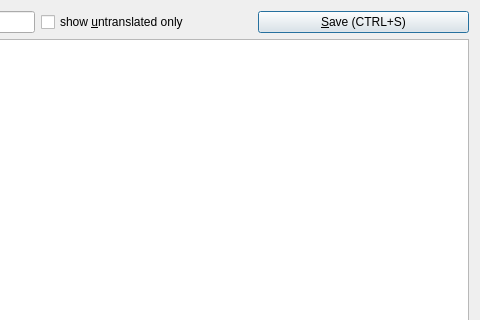
Qt form ui_translater.ui (aszell/apropy) before a commit; both pictures show x 405 to 885 and y 0 to 320 of the 885 by 607 pixel window.
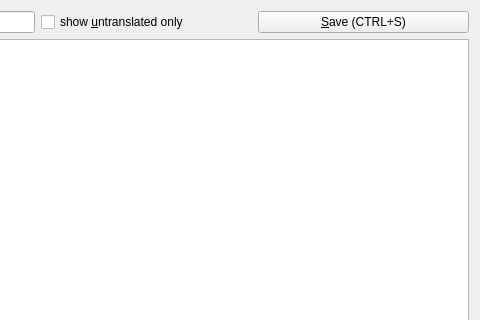
The same form after that commit.

Commit message: First (partially successful) attempt for a main window

Patch:
```diff
--- a/ui_translater.ui
+++ b/ui_translater.ui
@@ -1,7 +1,7 @@
 <?xml version="1.0" encoding="UTF-8"?>
 <ui version="4.0">
- <class>TranslateDialog</class>
- <widget class="QDialog" name="TranslateDialog">
+ <class>TranslateWidget</class>
+ <widget class="QWidget" name="TranslateWidget">
   <property name="geometry">
    <rect>
     <x>0</x>
```
Left out of the diff: 15 changed lines with no effect on the pictures. The commit also changes 2 other files.
